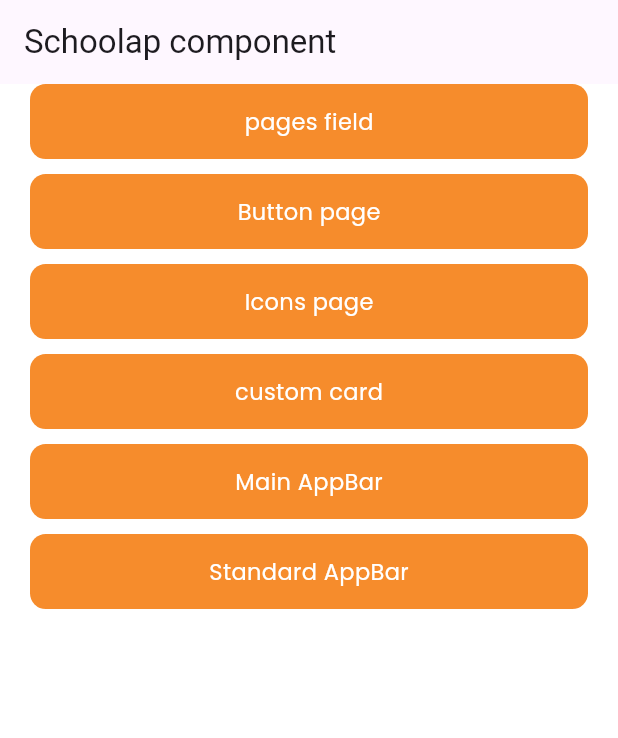
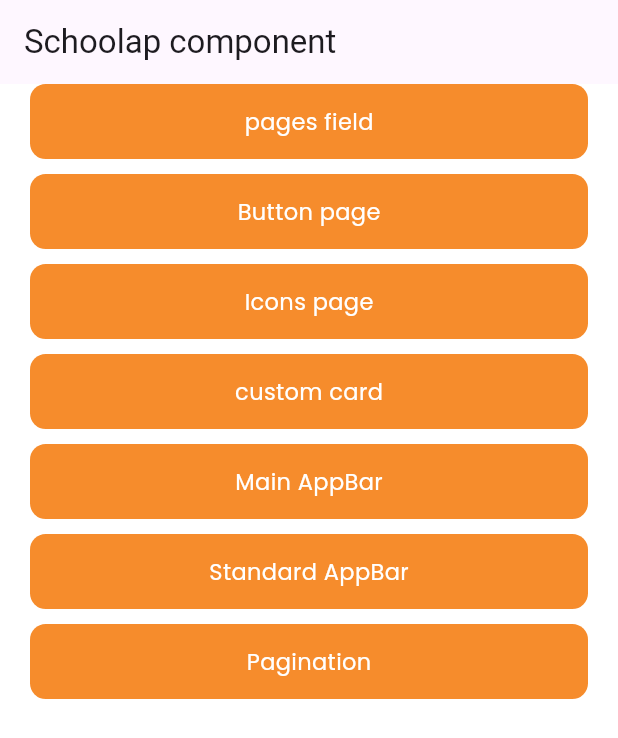
Before and after one commit to Edukever/schoolap-mobile-ui, a Flutter app: the screen it shows after launch, on a phone screen of 412 x 824 dp. Shown: the top 738 px of the screen. Run offline on Flutter 3.47's test engine with Material 3 defaults, Android fonts, the phone set to English and light mode, and no system bars; drawn by our look-alikes of auto_size_text; our stand-ins replace dropdown_button2, equatable, flutter_form_builder, flutter_svg; Roboto replaces fonts that are missing (Poppins).

Commit message:
:sparkles: feat: pagination

```diff
--- a/example/lib/main.dart
+++ b/example/lib/main.dart
@@ -6,6 +6,7 @@ import 'package:flutter/material.dart';
 import 'package:schoolap_ui/schoolap_ui.dart';
 
 import 'fields/page_field_screen.dart';
+import 'fields/pagination.dart';
 import 'fields/standard_appbar.dart';
 
 void main() {
@@ -84,6 +85,12 @@ class _HomePageState extends State<HomePage> {
               onTap: () => Navigator.of(context).push(MaterialPageRoute(
                   builder: (context) => const StandardAppBar())),
             ),
+            const SizedBox(height: 10),
+            SPButtonPrimary(
+              title: "Pagination",
+              onTap: () => Navigator.of(context).push(MaterialPageRoute(
+                  builder: (context) => const PaginationPage())),
+            ),
           ],
         ),
       ),
```
Also changed, not shown: example/lib/fields/pagination.dart (added, +35 -0 lines).
